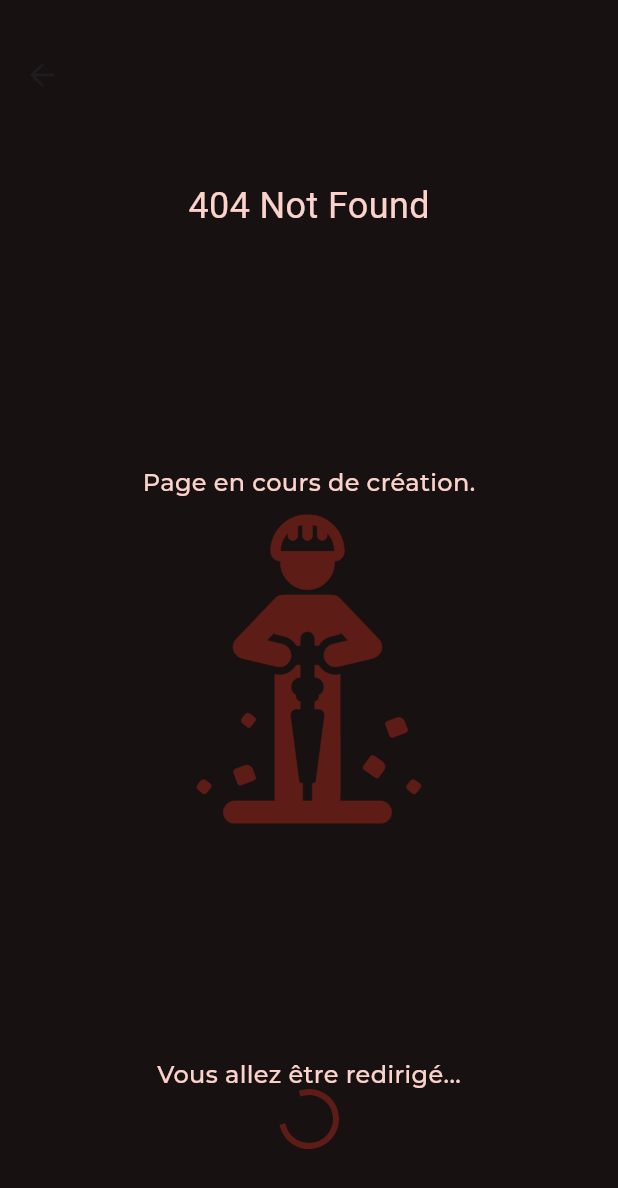
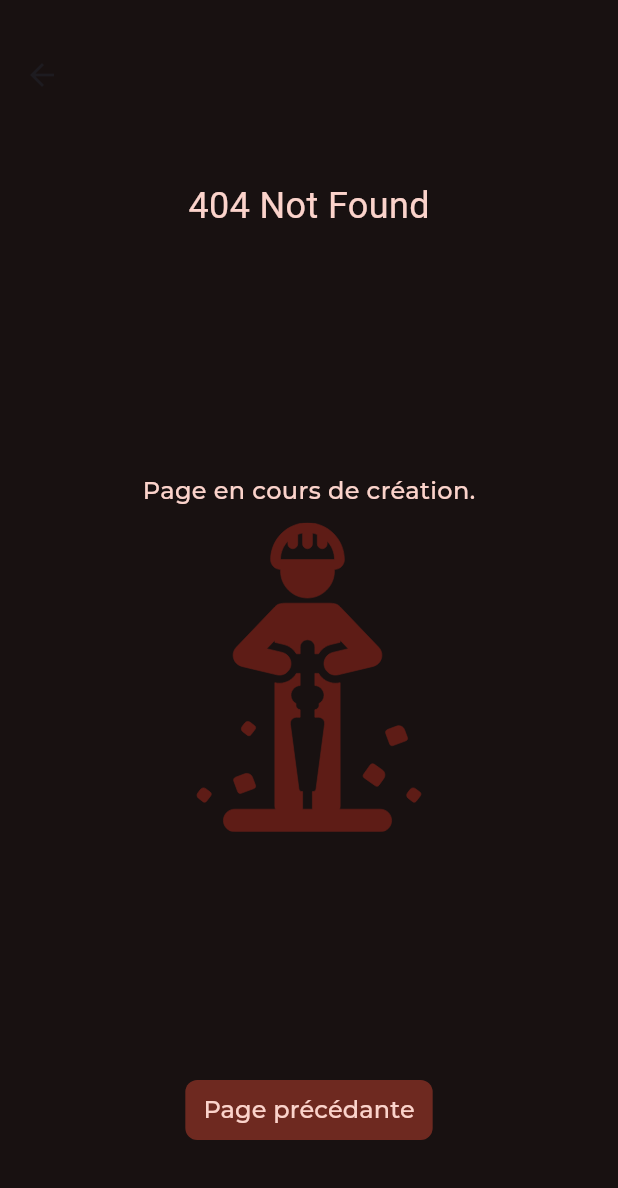
Before and after one commit to Nicolas-Dmb/MyWallet_Front, a Flutter app: the NotFoundScreen screen opened directly with empty values, on a phone screen of 412 x 824 dp. Shown: the top 1188 px of the screen. Run offline on Flutter 3.47's test engine with Material 3 defaults, Android fonts, the phone set to English and light mode, and no system bars; our stand-ins replace flutter_svg, go_router; Roboto replaces fonts that are missing (Montserrat_Title); project files that could hold a hidden picture were left out.

```diff
--- a/lib/core/routing/app_router.dart
+++ b/lib/core/routing/app_router.dart
@@ -24,8 +24,9 @@ class AppRouter {
         },
       ),
     ],
-    errorBuilder:
-        (context, state) => NotFoundScreen(previousRoute: lastKnownRoute),
+    errorBuilder: (context, state) {
+      return NotFoundScreen(previousRoute: lastKnownRoute);
+    },
   );
 }
 
--- a/lib/core/widgets/pages/not_found_widget.dart
+++ b/lib/core/widgets/pages/not_found_widget.dart
@@ -15,16 +15,6 @@ class NotFoundScreen extends StatefulWidget {
 }
 
 class _NotFoundScreenState extends State<NotFoundScreen> {
-  @override
-  void initState() {
-    super.initState();
-    Future.delayed(const Duration(seconds: 3), () {
-      if (mounted) {
-        context.go(widget.previousRoute);
-      }
-    });
-  }
-
   @override
   Widget build(BuildContext context) {
     return Scaffold(
@@ -44,8 +34,10 @@ class _NotFoundScreenState extends State<NotFoundScreen> {
                 width: MediaQuery.of(context).size.width * 0.50,
               ),
               Spacer(),
-              Text("Vous allez être redirigé...", style: AppTextStyles.text),
-              CircularProgressIndicator(color: AppColors.interactive3),
+              _GoBackButton(
+                key: const Key("go_back_button"),
+                previousRoute: widget.previousRoute,
+              ),
               SizedBox(height: 40),
             ],
           ),
@@ -54,3 +46,23 @@ class _NotFoundScreenState extends State<NotFoundScreen> {
     );
   }
 }
+
+class _GoBackButton extends StatelessWidget {
+  final String previousRoute;
+  const _GoBackButton({super.key, required this.previousRoute});
+
+  @override
+  Widget build(BuildContext context) {
+    return TextButton(
+      style: ButtonStyle(
+        backgroundColor: WidgetStateProperty.all(AppColors.border1),
+        foregroundColor: WidgetStateProperty.all(AppColors.interactive3),
+        shape: WidgetStateProperty.all<RoundedRectangleBorder>(
+          RoundedRectangleBorder(borderRadius: BorderRadius.circular(8.0)),
+        ),
+      ),
+      onPressed: () => context.go(previousRoute),
+      child: Text('Page précédante', style: AppTextStyles.text),
+    );
+  }
+}
--- a/pubspec.yaml
+++ b/pubspec.yaml
@@ -48,6 +48,7 @@ dev_dependencies:
   # package. See that file for information about deactivating specific lint
   # rules and activating additional ones.
   flutter_lints: ^5.0.0
+  mocktail: ^1.0.4
 
 # For information on the generic Dart part of this file, see the
 # following page: https://dart.dev/tools/pub/pubspec
```
Also changed, not shown: pubspec.lock, 3 other files.
